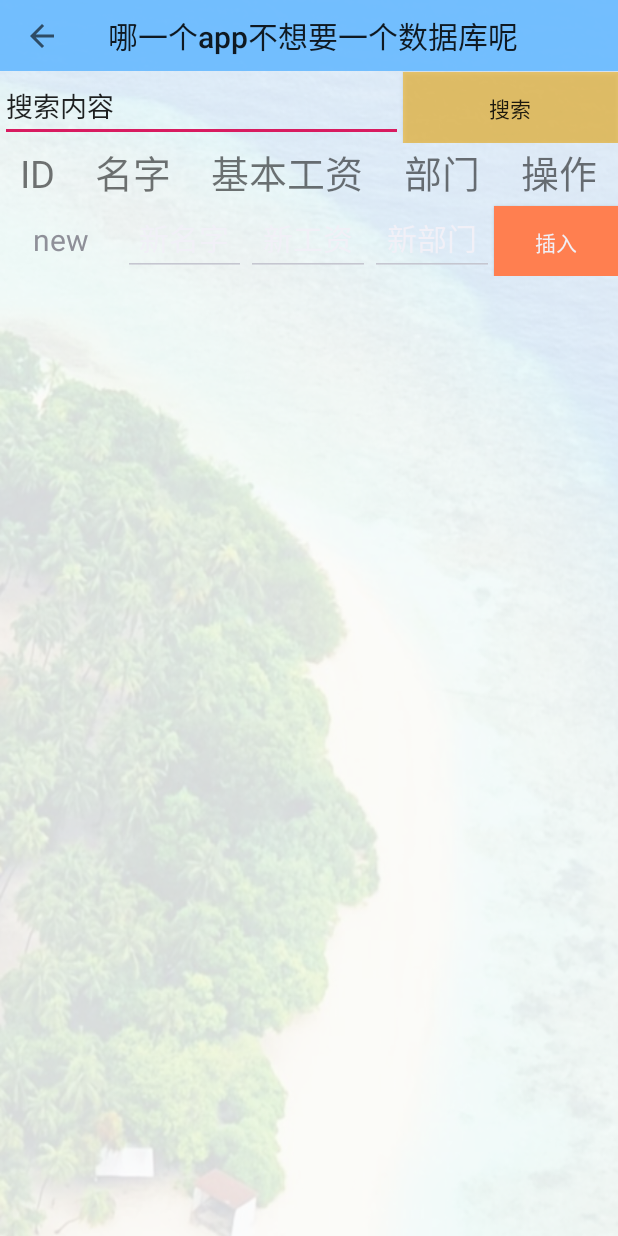
After one commit to shadowxiehao/android_homework, an Android app: the Work5Activity screen opened directly, with no data from a screen before it, on a phone screen of 412 x 824 dp. The commit adds this screen. Run offline under Robolectric (Android 15) with nearby library versions, the phone set to English and light mode, and no system bars.

Commit message:
增加了作业5:对sqllite数据库的操作,增删查

```diff
--- /dev/null
+++ b/app/src/main/java/Util/MySqliteHelper.java
@@ -0,0 +1,71 @@
+package Util;
+
+import android.content.ContentValues;
+import android.content.Context;
+import android.database.Cursor;
+import android.database.sqlite.SQLiteDatabase;
+import android.database.sqlite.SQLiteOpenHelper;
+import android.util.Log;
+
+public class MySqliteHelper extends SQLiteOpenHelper {
+    // final String
+    // CREATE_TABLE_SQL="create table myTable(_id integer primary key autoincrement,name,phone,mobile,email,post,addr,comp)";//创建数据表myTable
+    // public static final String DB_NAME="personal_contacts";
+    public static final String TABLE_NAME = "Staff";
+    public static final String ID = "id";
+    public static final String NAME = "name";
+    public static final String SALARY = "salary";
+    public static final String DEPART = "depart";
+    private SQLiteDatabase sqLiteDatabase;
+
+    public MySqliteHelper(Context context, String name, SQLiteDatabase.CursorFactory factory, int version) {
+        super(context, name, factory, version);
+        // TODO Auto-generated constructor stub
+        sqLiteDatabase=getWritableDatabase();
+    }
+
+    @Override
+    public void onCreate(SQLiteDatabase arg0) {
+        // TODO Auto-generated method stub
+        // arg0.execSQL(CREATE_TABLE_SQL);
+        arg0.execSQL("create table " + TABLE_NAME + " (" + ID
+                + " integer primary key," + NAME + " varchar," + SALARY
+                + " varchar," + DEPART + " varchar)");
+        Log.d("sqlite","oncreate complete");
+    }
+
+    @Override
+    public void onUpgrade(SQLiteDatabase arg0, int arg1, int arg2) {
+        // TODO Auto-generated method stub
+    }
+
+    /**
+     * 增加数据。
+     */
+    public long add(String name, String salary, String depart) {
+        ContentValues values = new ContentValues();
+        values.put("name", name);
+        values.put("salary", salary);
+        values.put("depart", depart);
+        return sqLiteDatabase.insert(TABLE_NAME, null, values);
+    }
+
+    /**
+     * 删除表里与id对应的数据。
+     */
+    public long delete(String id) {
+        return sqLiteDatabase.delete(TABLE_NAME, "id = ? ", new String[]{id});
+    }
+    /**
+     * 查询数据。
+     */
+    public Cursor searchall() {
+        return getReadableDatabase().rawQuery("select * from Staff", null);
+    }
+    /**
+     * 查询数据。
+     */
+    public Cursor search(String arg) {
+        return getReadableDatabase().rawQuery("select * from Staff Where name like ? OR salary like ? OR depart like ?", new String[]{"%"+arg+"%"});
+    }
+}
--- a/app/src/main/java/com/example/myapplication/Work2Activity.java
+++ b/app/src/main/java/com/example/myapplication/Work2Activity.java
@@ -171,8 +171,7 @@ public class Work2Activity extends AppCompatActivity {
             }
         });
 
+    }
 
 
-    }
-
 }
--- /dev/null
+++ b/app/src/main/java/com/example/myapplication/Work5Activity.java
@@ -0,0 +1,226 @@
+package com.example.myapplication;
+
+import android.Manifest;
+import android.content.ContentValues;
+import android.content.Intent;
+import android.database.Cursor;
+import android.database.sqlite.SQLiteDatabase;
+import android.graphics.Color;
+import android.os.Bundle;
+import android.util.Log;
+import android.view.MotionEvent;
+import android.view.View;
+import android.view.ViewGroup;
+import android.widget.AdapterView;
+import android.widget.BaseAdapter;
+import android.widget.Button;
+import android.widget.EditText;
+import android.widget.ImageButton;
+import android.widget.ListView;
+import android.widget.SimpleAdapter;
+import android.widget.TextView;
+import android.widget.Toast;
+
+import androidx.appcompat.app.AppCompatActivity;
+import androidx.appcompat.widget.Toolbar;
+import androidx.core.app.ActivityCompat;
+import androidx.core.content.ContextCompat;
+
+import java.util.ArrayList;
+
+import Data.Staff_info;
+import Util.MySqliteHelper;
+
+public class Work5Activity extends AppCompatActivity {
+    private MySqliteHelper msh;
+    private SQLiteDatabase sd;
+    private ArrayList<Staff_info> StaffList;
+    private ListView lv;
+    private BaseAdapter baseAdapter;
+    @Override
+    protected void onCreate(Bundle savedInstanceState) {
+        super.onCreate(savedInstanceState);
+        setContentView(R.layout.work5);
+
+        //设置toolbar
+        Toolbar toolbar = findViewById(R.id.toolbar5);
+        setSupportActionBar(toolbar);
+        toolbar.setNavigationOnClickListener(new View.OnClickListener() {
+            @Override
+            public void onClick(View v) {
+                Intent intent = new Intent(Work5Activity.this, MainActivity.class);
+                startActivity(intent);
+                finish();
+            }
+        });
+        //权限动态申请
+        ActivityCompat.requestPermissions(this, new String[]{
+                Manifest.permission.WRITE_EXTERNAL_STORAGE,
+                Manifest.permission.READ_EXTERNAL_STORAGE
+        }, 10001);
+
+        //初始化数据库类
+        msh = new MySqliteHelper(this, "student.db", null, 2);
+
+        //获取数据库数据存入arraylist
+        StaffList = getALData();
+
+        lv = findViewById(R.id.staff_lv);
+        baseAdapter = new BaseAdapter() {
+            @Override
+            public int getCount() {
+                return StaffList.size() + 1;
+            }
+
+            //ListView的每一个条目都是一个view对象
+            @Override
+            public View getView(int position, View convertView, ViewGroup parent) {
+                View view;
+                //对ListView的优化，convertView为空时，创建一个新视图；convertView不为空时，代表它是滚出
+                //屏幕，放入Recycler中的视图,若需要用到其他layout，则用inflate(),同一视图，用fiindViewBy()
+                if (convertView == null) {
+                    view = View.inflate(getBaseContext(), R.layout.work5_staff, null);
+                } else {
+                    view = convertView;
+                }
+                Log.d("position", position + "");
+                if (StaffList.size() > 0 && position < StaffList.size()) {
+                    //从studentlist中取出一行数据，position相当于数组下标,可以实现逐行取数据
+                    Staff_info st = StaffList.get(position);
+                    final TextView t_id = (TextView) view.findViewById(R.id.st_id);
+                    EditText t_name = (EditText) view.findViewById(R.id.st_name);
+                    EditText t_salary = (EditText) view.findViewById(R.id.st_salary);
+                    EditText t_depart = (EditText) view.findViewById(R.id.st_depart);
+                    Button btn_op = (Button) view.findViewById(R.id.btn_operate);
+
+                    t_id.setText(st.getId() + "");
+                    t_id.setBackgroundColor(0x00FFFFFF);
+
+                    t_name.setText(st.getName());
+                    t_name.setBackgroundColor(0x00FFFFFF);
+                    t_name.setEnabled(false);
+
+                    t_salary.setText(st.getSalary());
+                    t_salary.setBackgroundColor(0x00FFFFFF);
+                    t_salary.setEnabled(false);
+
+                    t_depart.setText(st.getDepart());
+                    t_depart.setBackgroundColor(0x00FFFFFF);
+                    t_depart.setEnabled(false);
+
+                    btn_op.setText("删除");
+                    btn_op.setBackgroundColor(0xCEE61246);
+                    btn_op.setOnClickListener(new View.OnClickListener() {
+                        @Override
+                        public void onClick(View v) {
+                            Log.e("操作按钮", "删除按钮响应");
+                            if (msh.delete(t_id.getText().toString()) == -1) {
+                                Toast.makeText(Work5Activity.this, "删除失败", Toast.LENGTH_SHORT).show();
+                            } else {
+                                Toast.makeText(Work5Activity.this, "删除成功", Toast.LENGTH_SHORT).show();
+                            }
+                            StaffList = getALData();
+                            notifyDataSetChanged();
+                        }
+                    });
+                    return view;
+                } else {
+                    TextView t_id = (TextView) view.findViewById(R.id.st_id);
+                    final EditText t_name = (EditText) view.findViewById(R.id.st_name);
+                    final EditText t_salary = (EditText) view.findViewById(R.id.st_salary);
+                    final EditText t_depart = (EditText) view.findViewById(R.id.st_depart);
+                    Button btn_op = (Button) view.findViewById(R.id.btn_operate);
+                    t_name.setEnabled(true);
+                    t_name.setText("新名字");
+                    t_salary.setEnabled(true);
+                    t_salary.setText("新工资");
+                    t_depart.setEnabled(true);
+                    t_depart.setText("新部门");
+
+                    t_id.setText("new");
+                    //按钮功能改成插入
+                    btn_op.setText("插入");
+                    btn_op.setBackgroundColor(Color.rgb(255, 127, 80));
+                    btn_op.setOnClickListener(new View.OnClickListener() {
+                        @Override
+                        public void onClick(View v) {
+                            Log.e("操作按钮", "插入按钮响应");
+                            //插入新数据
+                            if (msh.add(t_name.getText().toString(), t_salary.getText().toString(), t_depart.getText().toString()) == -1) {
+                                Toast.makeText(Work5Activity.this, "插入失败", Toast.LENGTH_SHORT).show();
+                            } else {
+                                Toast.makeText(Work5Activity.this, "插入成功", Toast.LENGTH_SHORT).show();
+                            }
+                            StaffList = getALData();
+                            notifyDataSetChanged();
+                        }
+                    });
+                    return view;
+                }
+            }
+
+            @Override
+            public Object getItem(int position) {
+                return null;
+            }
+
+            @Override
+            public long getItemId(int position) {
+                return 0;
+            }
+        };
+        baseAdapter.notifyDataSetChanged();
+        lv.setAdapter(baseAdapter);
+
+        final EditText et_search = (EditText)findViewById(R.id.et_search);
+        Button btn_search = (Button) findViewById(R.id.btn_search);
+        btn_search.setOnClickListener(new Button.OnClickListener() {
+
+            public void onClick(View v) { //使用匿名的Button实例
+                String arg=et_search.getText().toString().trim();
+                StaffList = getALData(arg);
+                Toast.makeText(Work5Activity.this,"搜索成功",Toast.LENGTH_SHORT).show();
+                baseAdapter.notifyDataSetChanged();
+            }
+        });
+    }
+
+    /**
+     * @return 包含了员工数据库数据的arraylist
+     * @author xie
+     */
+    private ArrayList<Staff_info> getALData() {
+        StaffList = new ArrayList<>();
+
+        //扫描数据库,将数据库信息放入studentlist
+        Cursor cursor = msh.searchall();
+        while (cursor.moveToNext()) {
+            int id = cursor.getInt(cursor.getColumnIndex("id"));
+            String name = cursor.getString(cursor.getColumnIndex("name"));
+            String salary = cursor.getString(cursor.getColumnIndex("salary"));
+            String depart = cursor.getString(cursor.getColumnIndex("depart"));
+            Staff_info st = new Staff_info(id, name, salary, depart);    //student_info存一个条目的数据
+            StaffList.add(st);//把数据库的每一行加入数组中
+        }
+        return StaffList;
+    }
+    /**
+     * @return 包含了员工数据库数据的arraylist
+     * @author xie
+     */
+    private ArrayList<Staff_info> getALData(String arg) {
+        StaffList = new ArrayList<>();
+
+        //扫描数据库,将数据库信息放入studentlist
+        Cursor cursor = msh.search(arg);
+        while (cursor.moveToNext()) {
+            int id = cursor.getInt(cursor.getColumnIndex("id"));
+            String name = cursor.getString(cursor.getColumnIndex("name"));
+            String salary = cursor.getString(cursor.getColumnIndex("salary"));
+            String depart = cursor.getString(cursor.getColumnIndex("depart"));
+            Staff_info st = new Staff_info(id, name, salary, depart);    //student_info存一个条目的数据
+            StaffList.add(st);//把数据库的每一行加入数组中
+        }
+        return StaffList;
+    }
+}
--- /dev/null
+++ b/app/src/main/res/layout/work5.xml
@@ -0,0 +1,109 @@
+<?xml version="1.0" encoding="utf-8"?>
+<FrameLayout xmlns:android="http://schemas.android.com/apk/res/android"
+    xmlns:app="http://schemas.android.com/apk/res-auto"
+    xmlns:tools="http://schemas.android.com/tools"
+    android:id="@+id/container"
+    android:layout_width="match_parent"
+    android:layout_height="match_parent"
+    tools:context=".Work5Activity"
+
+    >
+
+    <LinearLayout
+        android:layout_width="match_parent"
+        android:layout_height="match_parent"
+        android:background="@drawable/colors"
+        android:orientation="vertical">
+
+        <androidx.appcompat.widget.Toolbar
+            android:id="@+id/toolbar5"
+            android:layout_width="match_parent"
+            android:layout_height="47dp"
+            android:background="#DD63B8FF"
+            app:collapseIcon="@android:drawable/btn_radio"
+
+            app:collapsedTitleGravity="center"
+
+            app:navigationIcon="?attr/actionModeCloseDrawable"
+            app:popupTheme="@style/AppTheme.PopupOverlay"
+            app:title="哪一个app不想要一个数据库呢" />
+
+        <LinearLayout
+            android:layout_width="match_parent"
+            android:layout_height="wrap_content"
+            android:orientation="horizontal">
+
+            <EditText
+                android:id="@+id/et_search"
+                android:layout_width="wrap_content"
+                android:layout_height="wrap_content"
+                android:layout_weight="1"
+                android:ems="10"
+                android:inputType="textPersonName"
+                android:text="搜索内容" />
+
+            <Button
+                android:id="@+id/btn_search"
+                android:layout_width="wrap_content"
+                android:layout_height="wrap_content"
+                android:layout_weight="1"
+                android:background="#B5ECB73A"
+                android:text="搜索" />
+        </LinearLayout>
+
+        <LinearLayout
+            android:layout_width="match_parent"
+            android:layout_height="wrap_content">
+            <TextView
+                android:id="@+id/S_id"
+                android:text="ID"
+                android:textSize="25sp"
+                android:layout_weight="1"
+                android:gravity="center"
+                android:layout_width="wrap_content"
+                android:layout_height="wrap_content" />
+            <TextView
+                android:id="@+id/S_name"
+                android:text="名字"
+                android:textSize="25sp"
+                android:layout_weight="1"
+                android:gravity="center"
+                android:layout_width="wrap_content"
+                android:layout_height="wrap_content" />
+
+            <TextView
+                android:id="@+id/S_salary"
+                android:text="基本工资"
+                android:textSize="25sp"
+                android:layout_weight="1"
+                android:gravity="center"
+                android:layout_width="wrap_content"
+                android:layout_height="wrap_content" />
+
+            <TextView
+                android:id="@+id/S_depart"
+                android:text="部门"
+                android:textSize="25sp"
+                android:layout_weight="1"
+                android:gravity="center"
+                android:layout_width="wrap_content"
+                android:layout_height="wrap_content" />
+            <TextView
+                android:id="@+id/S_operate"
+                android:text="操作"
+                android:textSize="25sp"
+                android:layout_weight="1"
+                android:gravity="center"
+                android:layout_width="wrap_content"
+                android:layout_height="wrap_content" />
+        </LinearLayout>
+
+        <ListView
+            android:id="@+id/staff_lv"
+            android:layout_width="match_parent"
+            android:layout_height="wrap_content">
+
+        </ListView>
+
+    </LinearLayout>
+</FrameLayout>
--- /dev/null
+++ b/app/src/main/res/layout/work5_staff.xml
@@ -0,0 +1,56 @@
+<?xml version="1.0" encoding="utf-8"?>
+<LinearLayout xmlns:android="http://schemas.android.com/apk/res/android"
+    xmlns:tools="http://schemas.android.com/tools"
+    android:orientation="vertical"
+    android:layout_width="match_parent"
+    android:layout_height="match_parent"
+    tools:context=".Work5Activity">
+
+    <LinearLayout
+        android:layout_width="match_parent"
+        android:layout_height="wrap_content">
+        <TextView
+            android:id="@+id/st_id"
+            android:textSize="20dp"
+            android:gravity="center"
+            android:layout_weight="1"
+            android:text="ID"
+            android:layout_width="0dp"
+            android:layout_height="50dp" />
+        <EditText
+            android:id="@+id/st_name"
+            android:textSize="20dp"
+            android:gravity="center"
+            android:layout_weight="1"
+            android:text="名字"
+            android:layout_width="0dp"
+            android:layout_height="50dp" />
+        <EditText
+            android:id="@+id/st_salary"
+            android:textSize="20dp"
+            android:gravity="center"
+            android:layout_weight="1"
+            android:text="工资"
+            android:layout_width="0dp"
+            android:layout_height="50dp" />
+        <EditText
+            android:id="@+id/st_depart"
+            android:textSize="20dp"
+            android:gravity="center"
+            android:layout_weight="1"
+            android:text="部门"
+            android:layout_width="0dp"
+            android:layout_height="50dp" />
+
+        <Button
+            android:id="@+id/btn_operate"
+            android:layout_width="0dp"
+            android:layout_height="wrap_content"
+            android:layout_weight="1"
+            android:background="#CEE61246"
+            android:text="删除" />
+
+    </LinearLayout>
+
+
+</LinearLayout>
```
Also changed, not shown: app/src/main/AndroidManifest.xml (+7 -0 lines), app/src/main/java/Data/Staff_info.java (added, +47 -0 lines), app/src/main/java/com/example/myapplication/MainActivity.java (+7 -1 lines), app/src/main/res/layout/activity_main.xml (+18 -8 lines).
